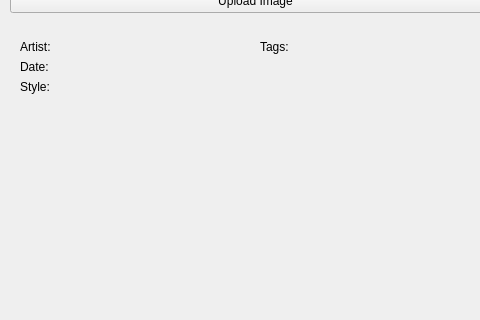
Above: deepsim_analyzer/ds_dashboard/form.ui from jonathan-gerb/deepsim-analyzer before the change; both pictures show x 0 to 480 and y 342 to 662 of the 1534 by 766 pixel window. Below: the same form after it.
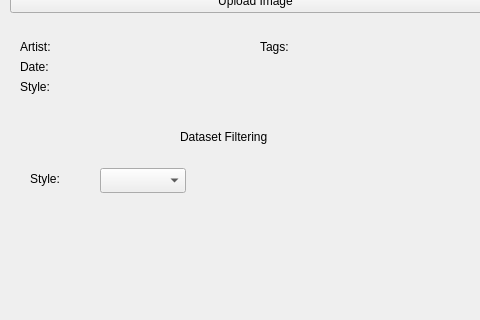
That is the form after the change. Custom widgets are drawn as their Qt base class.

Commit message: added dropdown to form

Diff of the .ui file:
```diff
--- a/deepsim_analyzer/ds_dashboard/form.ui
+++ b/deepsim_analyzer/ds_dashboard/form.ui
@@ -433,6 +433,42 @@
       <height>261</height>
      </rect>
     </property>
+    <widget class="QComboBox" name="dataset_filtering_style_cbox">
+     <property name="geometry">
+      <rect>
+       <x>90</x>
+       <y>50</y>
+       <width>86</width>
+       <height>25</height>
+      </rect>
+     </property>
+    </widget>
+    <widget class="QLabel" name="label_7">
+     <property name="geometry">
+      <rect>
+       <x>20</x>
+       <y>50</y>
+       <width>51</width>
+       <height>21</height>
+      </rect>
+     </property>
+     <property name="text">
+      <string>Style:</string>
+     </property>
+    </widget>
+    <widget class="QLabel" name="label_8">
+     <property name="geometry">
+      <rect>
+       <x>170</x>
+       <y>10</y>
+       <width>121</width>
+       <height>17</height>
+      </rect>
+     </property>
+     <property name="text">
+      <string>Dataset Filtering</string>
+     </property>
+    </widget>
    </widget>
    <widget class="QWidget" name="box_right_low" native="true">
     <property name="geometry">
```
The commit also changes 1 other file.
